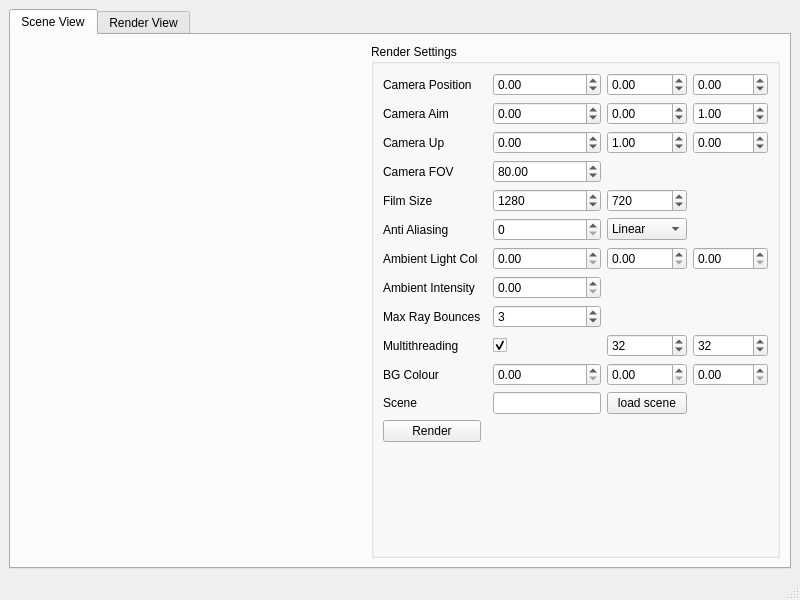
First picture: the form in FinalSubmission/ui/viewport.ui, repository quentinjcm/CA1_personal_copy, before the edit.
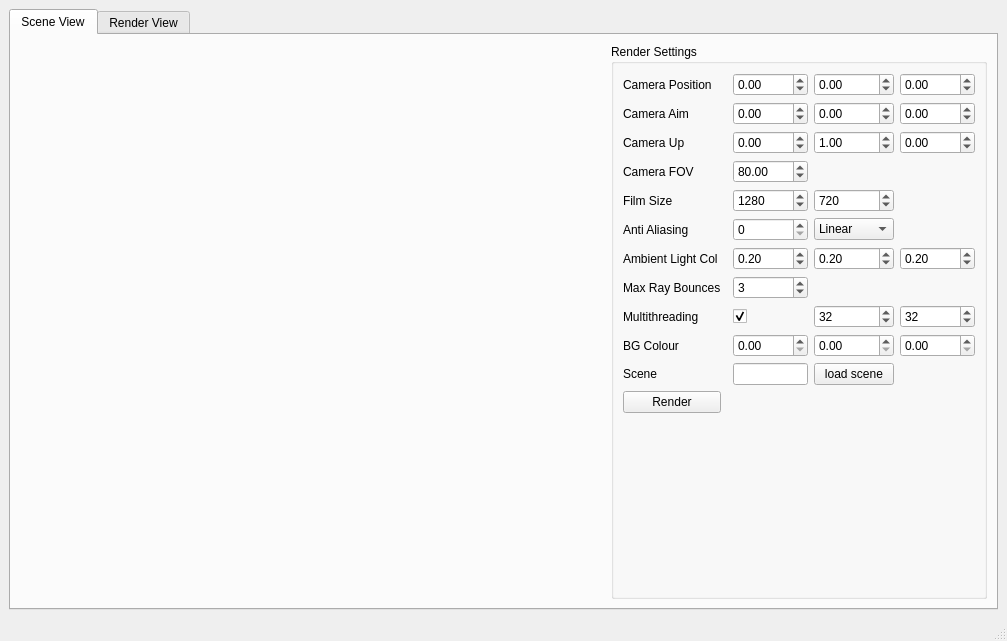
Second picture: the form after the edit.

The edit to the form file:
```diff
--- a/FinalSubmission/ui/viewport.ui
+++ b/FinalSubmission/ui/viewport.ui
@@ -6,8 +6,8 @@
    <rect>
     <x>0</x>
     <y>0</y>
-    <width>800</width>
-    <height>600</height>
+    <width>1007</width>
+    <height>641</height>
    </rect>
   </property>
   <property name="windowTitle">
@@ -32,9 +32,12 @@
             <property name="orientation">
              <enum>Qt::Horizontal</enum>
             </property>
+            <property name="sizeType">
+             <enum>QSizePolicy::Maximum</enum>
+            </property>
             <property name="sizeHint" stdset="0">
              <size>
-              <width>50</width>
+              <width>1000</width>
               <height>20</height>
              </size>
             </property>
@@ -61,6 +64,9 @@
                <property name="maximum">
                 <double>1.000000000000000</double>
                </property>
+               <property name="value">
+                <double>0.200000000000000</double>
+               </property>
               </widget>
              </item>
              <item row="4" column="0">
@@ -70,7 +76,7 @@
                </property>
               </widget>
              </item>
-             <item row="17" column="0">
+             <item row="16" column="0">
               <widget class="QPushButton" name="m_render">
                <property name="text">
                 <string>Render</string>
@@ -82,6 +88,9 @@
                <property name="maximum">
                 <double>1.000000000000000</double>
                </property>
+               <property name="value">
+                <double>0.200000000000000</double>
+               </property>
               </widget>
              </item>
              <item row="6" column="0">
@@ -100,7 +109,7 @@
                 <double>1000.000000000000000</double>
                </property>
                <property name="value">
-                <double>1.000000000000000</double>
+                <double>0.000000000000000</double>
                </property>
               </widget>
              </item>
@@ -145,6 +154,22 @@
                <property name="maximum">
                 <double>1000.000000000000000</double>
                </property>
+               <property name="value">
+                <double>0.000000000000000</double>
+               </property>
+              </widget>
+             </item>
+             <item row="13" column="4">
+              <widget class="QSpinBox" name="m_threadHeight">
+               <property name="minimum">
+                <number>10</number>
+               </property>
+               <property name="maximum">
+                <number>500</number>
+               </property>
+               <property name="value">
+                <number>32</number>
+               </property>
               </widget>
              </item>
              <item row="5" column="0">
@@ -164,8 +189,14 @@
                </property>
               </widget>
              </item>
-             <item row="14" column="4">
-              <widget class="QSpinBox" name="m_threadHeight">
+             <item row="13" column="3">
+              <widget class="QSpinBox" name="m_threadWidth">
+               <property name="minimum">
+                <number>10</number>
+               </property>
+               <property name="maximum">
+                <number>500</number>
+               </property>
                <property name="value">
                 <number>32</number>
                </property>
@@ -178,14 +209,7 @@
                </property>
               </widget>
              </item>
-             <item row="14" column="3">
-              <widget class="QSpinBox" name="m_threadWidth">
-               <property name="value">
-                <number>32</number>
-               </property>
-              </widget>
-             </item>
-             <item row="15" column="4">
+             <item row="14" column="4">
               <widget class="QDoubleSpinBox" name="m_bgB">
                <property name="maximum">
                 <double>1.000000000000000</double>
@@ -214,16 +238,19 @@
                <property name="maximum">
                 <double>1.000000000000000</double>
                </property>
+               <property name="value">
+                <double>0.200000000000000</double>
+               </property>
               </widget>
              </item>
-             <item row="16" column="0">
+             <item row="15" column="0">
               <widget class="QLabel" name="label_9">
                <property name="text">
                 <string>Scene</string>
                </property>
               </widget>
              </item>
-             <item row="15" column="2">
+             <item row="14" column="2">
               <widget class="QDoubleSpinBox" name="m_bgR">
                <property name="maximum">
                 <double>1.000000000000000</double>
@@ -237,7 +264,7 @@
                </property>
               </widget>
              </item>
-             <item row="13" column="2">
+             <item row="12" column="2">
               <widget class="QSpinBox" name="m_maxRayBounces">
                <property name="maximum">
                 <number>20</number>
@@ -254,7 +281,24 @@
                </property>
               </widget>
              </item>
-             <item row="18" column="0">
+             <item row="6" column="3">
+              <widget class="QSpinBox" name="m_filmHeight">
+               <property name="maximum">
+                <number>4096</number>
+               </property>
+               <property name="value">
+                <number>720</number>
+               </property>
+              </widget>
+             </item>
+             <item row="13" column="0">
+              <widget class="QLabel" name="label_7">
+               <property name="text">
+                <string>Multithreading</string>
+               </property>
+              </widget>
+             </item>
+             <item row="17" column="0">
               <spacer name="verticalSpacer">
                <property name="orientation">
                 <enum>Qt::Vertical</enum>
@@ -267,24 +311,7 @@
                </property>
               </spacer>
              </item>
-             <item row="6" column="3">
-              <widget class="QSpinBox" name="m_filmHeight">
-               <property name="maximum">
-                <number>4096</number>
-               </property>
-               <property name="value">
-                <number>720</number>
-               </property>
-              </widget>
-             </item>
-             <item row="14" column="0">
-              <widget class="QLabel" name="label_7">
-               <property name="text">
-                <string>Multithreading</string>
-               </property>
-              </widget>
-             </item>
-             <item row="14" column="2">
+             <item row="13" column="2">
               <widget class="QCheckBox" name="m_multiThread">
                <property name="text">
                 <string/>
@@ -302,15 +329,31 @@
                <property name="maximum">
                 <double>1000.000000000000000</double>
                </property>
+               <property name="value">
+                <double>0.000000000000000</double>
+               </property>
               </widget>
              </item>
-             <item row="15" column="0">
+             <item row="14" column="0">
               <widget class="QLabel" name="label_8">
                <property name="text">
                 <string>BG Colour</string>
                </property>
               </widget>
              </item>
+             <item row="0" column="2">
+              <widget class="QDoubleSpinBox" name="m_camPosX">
+               <property name="minimum">
+                <double>-1000.000000000000000</double>
+               </property>
+               <property name="maximum">
+                <double>1000.000000000000000</double>
+               </property>
+               <property name="value">
+                <double>0.000000000000000</double>
+               </property>
+              </widget>
+             </item>
              <item row="8" column="3">
               <widget class="QComboBox" name="m_aaType">
                <item>
@@ -325,17 +368,7 @@
                </item>
               </widget>
              </item>
-             <item row="0" column="2">
-              <widget class="QDoubleSpinBox" name="m_camPosX">
-               <property name="minimum">
-                <double>-1000.000000000000000</double>
-               </property>
-               <property name="maximum">
-                <double>1000.000000000000000</double>
-               </property>
-              </widget>
-             </item>
-             <item row="15" column="3">
+             <item row="14" column="3">
               <widget class="QDoubleSpinBox" name="m_bgG">
                <property name="maximum">
                 <double>1.000000000000000</double>
@@ -349,7 +382,7 @@
                </property>
               </widget>
              </item>
-             <item row="16" column="3">
+             <item row="15" column="3">
               <widget class="QPushButton" name="m_loadScene">
                <property name="text">
                 <string>load scene</string>
@@ -366,26 +399,16 @@
                </property>
               </widget>
              </item>
-             <item row="16" column="2">
+             <item row="15" column="2">
               <widget class="QLineEdit" name="m_scenePath"/>
              </item>
-             <item row="13" column="0">
+             <item row="12" column="0">
               <widget class="QLabel" name="label_6">
                <property name="text">
                 <string>Max Ray Bounces</string>
                </property>
               </widget>
              </item>
-             <item row="12" column="0">
-              <widget class="QLabel" name="label_12">
-               <property name="text">
-                <string>Ambient Intensity</string>
-               </property>
-              </widget>
-             </item>
-             <item row="12" column="2">
-              <widget class="QDoubleSpinBox" name="m_ambientIntensity"/>
-             </item>
             </layout>
            </widget>
           </item>
```
Left out of the diff: 4 changed lines with no effect on the pictures.
